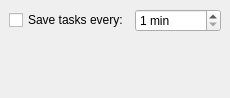
This is src/settings/cfgstorage.ui in KDE/ktimetracker as Qt 5 draws it before an edit. The edited form follows.
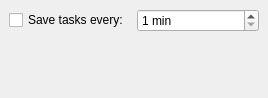
This is the edited form.

Commit message: Autoupdate .ui files for Qt5

```diff
--- a/src/settings/cfgstorage.ui
+++ b/src/settings/cfgstorage.ui
@@ -1,11 +1,11 @@
 <ui version="4.0" >
  <class>StoragePage</class>
- <widget class="QWidget" name="StoragePage" >
-  <property name="geometry" >
+ <widget class="QWidget" name="StoragePage">
+  <property name="geometry">
    <rect>
     <x>0</x>
     <y>0</y>
-    <width>230</width>
+    <width>268</width>
     <height>98</height>
    </rect>
   </property>
```
Left out of the diff: 36 changed lines with no effect on the pictures. The commit also changes 4 other files.
